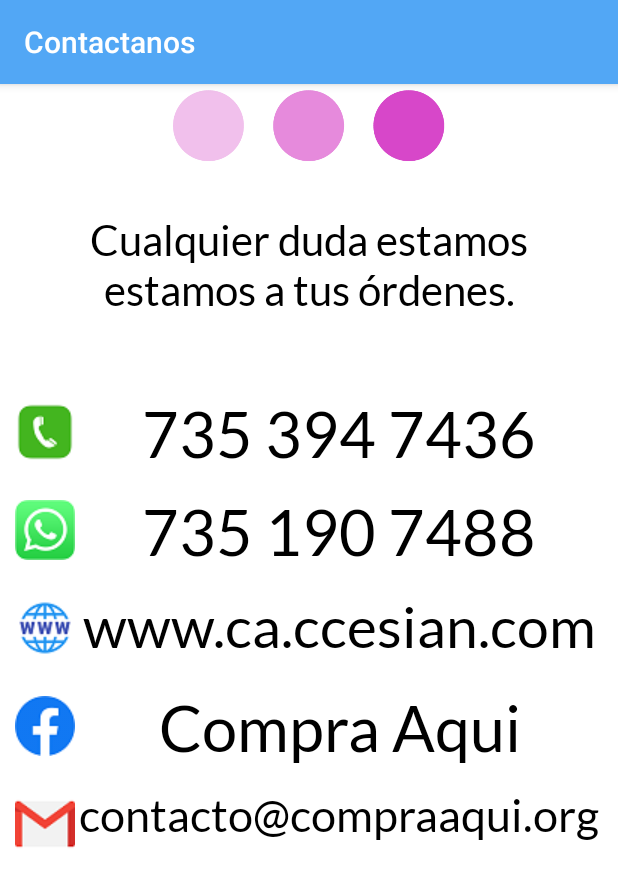
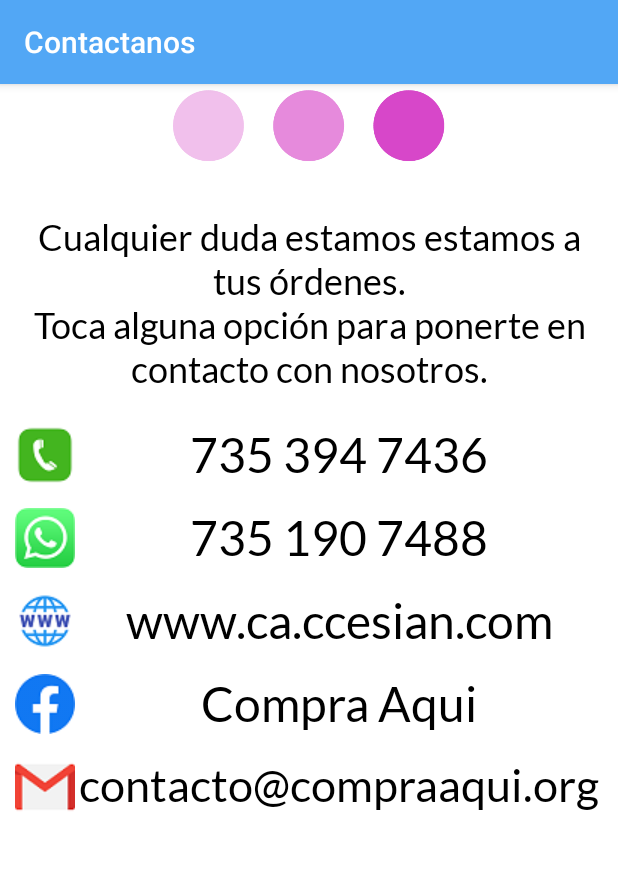
Before and after one commit to itzvargas/DirectorioComercial, an Android app: the Contactanos2 screen opened directly, with no data from a screen before it, on a phone screen of 412 x 824 dp. Shown: the top 887 px of the screen. Run offline under Robolectric (Android 15) with nearby library versions, the phone set to English and light mode, and no system bars.

Commit message:
Funciones del Contactanos para ambas formas de sesión.

```diff
--- a/app/src/main/AndroidManifest.xml
+++ b/app/src/main/AndroidManifest.xml
@@ -3,6 +3,7 @@
     package="com.example.directoriocomercial">
 
     <uses-permission android:name="android.permission.READ_EXTERNAL_STORAGE" />
+    <uses-permission android:name="android.permission.CALL_PHONE"/>
 
     <application
         android:allowBackup="true"
--- a/app/src/main/res/layout/fragment_contactanos.xml
+++ b/app/src/main/res/layout/fragment_contactanos.xml
@@ -8,9 +8,9 @@
     tools:context=".Contactanos" >
 
     <TextView
-        android:id="@+id/textView12"
+        android:id="@+id/txt_correo"
         android:layout_width="0dp"
-        android:layout_height="50dp"
+        android:layout_height="40dp"
         android:layout_marginStart="10dp"
         android:layout_marginTop="15dp"
         android:layout_marginEnd="10dp"
@@ -19,19 +19,19 @@
         android:text="contacto@compraaqui.org"
         android:textAlignment="center"
         android:textColor="@android:color/black"
+        app:autoSizeMaxTextSize="100sp"
+        app:autoSizeMinTextSize="12sp"
+        app:autoSizeStepGranularity="2sp"
         app:autoSizeTextType="uniform"
-        app:autoSizeMinTextSize="12sp"
-        app:autoSizeMaxTextSize="100sp"
-        app:autoSizeStepGranularity="2sp"
         app:layout_constraintEnd_toEndOf="parent"
         app:layout_constraintHorizontal_bias="0.504"
         app:layout_constraintStart_toStartOf="parent"
-        app:layout_constraintTop_toBottomOf="@+id/textView11" />
+        app:layout_constraintTop_toBottomOf="@+id/txt_face" />
 
     <TextView
-        android:id="@+id/textView11"
+        android:id="@+id/txt_face"
         android:layout_width="0dp"
-        android:layout_height="50dp"
+        android:layout_height="40dp"
         android:layout_marginStart="10dp"
         android:layout_marginTop="15dp"
         android:layout_marginEnd="10dp"
@@ -40,19 +40,19 @@
         android:text="Compra Aqui"
         android:textAlignment="center"
         android:textColor="@android:color/black"
+        app:autoSizeMaxTextSize="100sp"
+        app:autoSizeMinTextSize="12sp"
+        app:autoSizeStepGranularity="2sp"
         app:autoSizeTextType="uniform"
-        app:autoSizeMinTextSize="12sp"
-        app:autoSizeMaxTextSize="100sp"
-        app:autoSizeStepGranularity="2sp"
         app:layout_constraintEnd_toEndOf="parent"
         app:layout_constraintHorizontal_bias="0.503"
         app:layout_constraintStart_toStartOf="parent"
-        app:layout_constraintTop_toBottomOf="@+id/textView10" />
+        app:layout_constraintTop_toBottomOf="@+id/txt_pagina" />
 
     <TextView
-        android:id="@+id/textView10"
+        android:id="@+id/txt_pagina"
         android:layout_width="0dp"
-        android:layout_height="50dp"
+        android:layout_height="40dp"
         android:layout_marginStart="10dp"
         android:layout_marginTop="15dp"
         android:layout_marginEnd="10dp"
@@ -61,19 +61,19 @@
         android:text="www.ca.ccesian.com"
         android:textAlignment="center"
         android:textColor="@android:color/black"
+        app:autoSizeMaxTextSize="100sp"
+        app:autoSizeMinTextSize="12sp"
+        app:autoSizeStepGranularity="2sp"
         app:autoSizeTextType="uniform"
-        app:autoSizeMinTextSize="12sp"
-        app:autoSizeMaxTextSize="100sp"
-        app:autoSizeStepGranularity="2sp"
         app:layout_constraintEnd_toEndOf="parent"
         app:layout_constraintHorizontal_bias="0.504"
         app:layout_constraintStart_toStartOf="parent"
-        app:layout_constraintTop_toBottomOf="@+id/textView9" />
+        app:layout_constraintTop_toBottomOf="@+id/txt_whats" />
 
     <TextView
-        android:id="@+id/textView9"
+        android:id="@+id/txt_whats"
         android:layout_width="0dp"
-        android:layout_height="50dp"
+        android:layout_height="40dp"
         android:layout_marginStart="10dp"
         android:layout_marginTop="15dp"
         android:layout_marginEnd="10dp"
@@ -82,13 +82,13 @@
         android:text="735 190 7488"
         android:textAlignment="center"
         android:textColor="@android:color/black"
+        app:autoSizeMaxTextSize="100sp"
+        app:autoSizeMinTextSize="12sp"
+        app:autoSizeStepGranularity="2sp"
         app:autoSizeTextType="uniform"
-        app:autoSizeMinTextSize="12sp"
-        app:autoSizeMaxTextSize="100sp"
-        app:autoSizeStepGranularity="2sp"
         app:layout_constraintEnd_toEndOf="parent"
         app:layout_constraintStart_toStartOf="parent"
-        app:layout_constraintTop_toBottomOf="@+id/textView7" />
+        app:layout_constraintTop_toBottomOf="@+id/txt_telefono" />
 
     <ImageView
         android:id="@+id/imageView5"
@@ -100,21 +100,21 @@
         app:layout_constraintTop_toTopOf="parent" />
 
     <TextView
-        android:id="@+id/textView7"
+        android:id="@+id/txt_telefono"
         android:layout_width="0dp"
-        android:layout_height="50dp"
+        android:layout_height="40dp"
         android:layout_marginStart="10dp"
-        android:layout_marginTop="50dp"
+        android:layout_marginTop="20dp"
         android:layout_marginEnd="10dp"
         android:drawableLeft="@drawable/llamada2"
         android:fontFamily="@font/lato"
         android:text="735 394 7436"
         android:textAlignment="center"
         android:textColor="@android:color/black"
+        app:autoSizeMaxTextSize="100sp"
+        app:autoSizeMinTextSize="12sp"
+        app:autoSizeStepGranularity="2sp"
         app:autoSizeTextType="uniform"
-        app:autoSizeMinTextSize="12sp"
-        app:autoSizeMaxTextSize="100sp"
-        app:autoSizeStepGranularity="2sp"
         app:layout_constraintEnd_toEndOf="parent"
         app:layout_constraintStart_toStartOf="parent"
         app:layout_constraintTop_toBottomOf="@+id/textView13" />
@@ -122,12 +122,12 @@
     <TextView
         android:id="@+id/textView13"
         android:layout_width="0dp"
-        android:layout_height="70dp"
+        android:layout_height="120dp"
         android:layout_marginStart="10dp"
         android:layout_marginTop="30dp"
         android:layout_marginEnd="10dp"
         android:fontFamily="@font/lato"
-        android:text="Cualquier duda estamos estamos a tus órdenes."
+        android:text="Cualquier duda estamos estamos a tus órdenes.\nToca alguna opción para ponerte en contacto con nosotros."
         android:textAlignment="center"
         android:textColor="@android:color/black"
         app:autoSizeMaxTextSize="100sp"
```
Also changed, not shown: app/src/main/java/com/example/directoriocomercial/Contactanos.java (+85 -3 lines), app/src/main/java/com/example/directoriocomercial/Contactanos2.java (+84 -1 lines), 1 other file.
